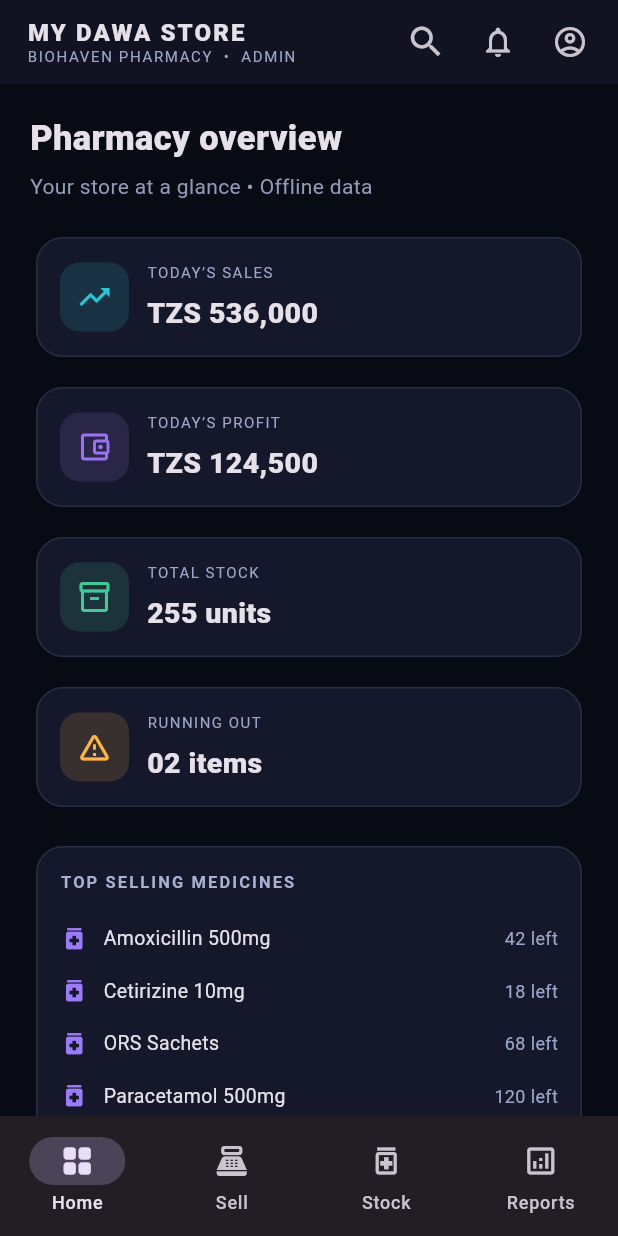
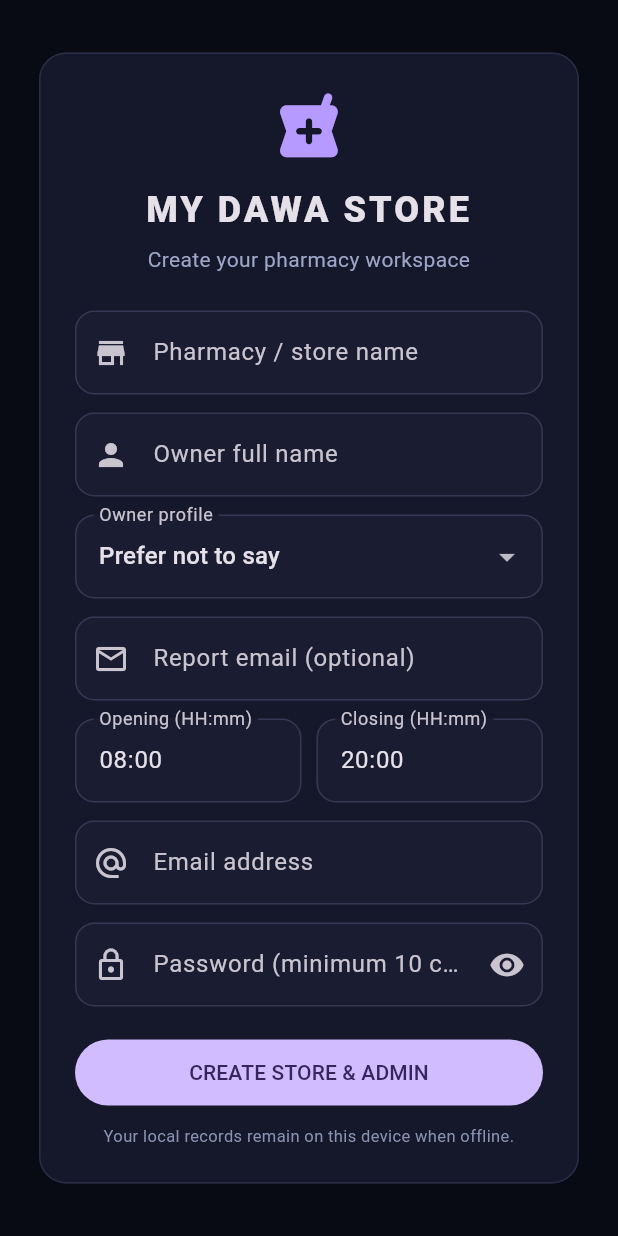
Before and after one commit to lizzone660/MY-DAWA-STORE, a Flutter app: the screen it shows after launch, on a phone screen of 412 x 824 dp. Run offline on Flutter 3.47's test engine with Material 3 defaults, Android fonts, the phone set to English and light mode, and no system bars; our stand-ins replace sqflite; missing offline and left inert: cryptography; accounts and stored records are empty.

Commit message:
Add first-run store setup and local admin worker login UI

```diff
--- a/lib/main.dart
+++ b/lib/main.dart
@@ -1,6 +1,6 @@
 import 'package:flutter/material.dart';
 import 'package:flutter_localizations/flutter_localizations.dart';
-import 'screens/store_shell.dart';
+import 'screens/auth_gate.dart';
 
 void main() async {
   WidgetsFlutterBinding.ensureInitialized();
@@ -52,7 +52,7 @@ class MyDawaStoreApp extends StatelessWidget {
         GlobalCupertinoLocalizations.delegate,
       ],
       supportedLocales: const [Locale('en'), Locale('sw')],
-      home: const StoreShell(),
+      home: const AuthGate(),
     );
   }
 }
--- /dev/null
+++ b/lib/screens/auth_gate.dart
@@ -0,0 +1,84 @@
+import 'package:flutter/material.dart';
+import '../services/auth_repository.dart';
+import 'store_shell.dart';
+
+class AuthGate extends StatefulWidget {
+  const AuthGate({super.key});
+  @override State<AuthGate> createState() => _AuthGateState();
+}
+
+class _AuthGateState extends State<AuthGate> {
+  final _auth = AuthRepository();
+  final _store = TextEditingController();
+  final _name = TextEditingController();
+  final _email = TextEditingController();
+  final _password = TextEditingController();
+  final _reportEmail = TextEditingController();
+  final _opening = TextEditingController(text: '08:00');
+  final _closing = TextEditingController(text: '20:00');
+  bool _setup = false, _loading = true, _busy = false, _obscure = true;
+  String _gender = 'unspecified';
+  String? _error;
+
+  @override void initState() { super.initState(); _check(); }
+  Future<void> _check() async {
+    try { final needed = await _auth.needsSetup(); if (mounted) setState(() { _setup = needed; _loading = false; }); }
+    catch (e) { if (mounted) setState(() { _error = e.toString(); _loading = false; }); }
+  }
+  @override void dispose() {
+    _store.dispose(); _name.dispose(); _email.dispose(); _password.dispose(); _reportEmail.dispose(); _opening.dispose(); _closing.dispose(); super.dispose();
+  }
+  Future<void> _submit() async {
+    setState(() { _busy = true; _error = null; });
+    try {
+      if (_setup) {
+        await _auth.createStore(storeName: _store.text, ownerName: _name.text, email: _email.text,
+          password: _password.text, gender: _gender, reportEmail: _reportEmail.text,
+          openingTime: _opening.text, closingTime: _closing.text);
+      }
+      final user = await _auth.signIn(_email.text, _password.text);
+      if (user == null) throw StateError('Email or password is incorrect.');
+      if (!mounted) return;
+      Navigator.of(context).pushReplacement(MaterialPageRoute(builder: (_) => StoreShell(user: user)));
+    } catch (e) { if (mounted) setState(() => _error = e.toString().replaceFirst('Bad state: ', '').replaceFirst('Invalid argument(s): ', '')); }
+    finally { if (mounted) setState(() => _busy = false); }
+  }
+  @override Widget build(BuildContext context) {
+    if (_loading) return const Scaffold(body: Center(child: CircularProgressIndicator()));
+    return Scaffold(body: Center(child: SingleChildScrollView(padding: const EdgeInsets.all(22), child: ConstrainedBox(
+      constraints: const BoxConstraints(maxWidth: 480), child: Card(child: Padding(padding: const EdgeInsets.all(24), child: Column(crossAxisAlignment: CrossAxisAlignment.stretch, children: [
+        const Icon(Icons.local_pharmacy_rounded, size: 52, color: Color(0xFFB69AFF)),
+        const SizedBox(height: 12),
+        const Text('MY DAWA STORE', textAlign: TextAlign.center, style: TextStyle(fontSize: 24, fontWeight: FontWeight.w900, letterSpacing: 2)),
+        const SizedBox(height: 6),
+        Text(_setup ? 'Create your pharmacy workspace' : 'Secure local sign in', textAlign: TextAlign.center, style: const TextStyle(color: Color(0xFF9DA6C7))),
+        const SizedBox(height: 24),
+        if (_setup) ...[
+          TextField(controller: _store, decoration: const InputDecoration(labelText: 'Pharmacy / store name', prefixIcon: Icon(Icons.store))),
+          const SizedBox(height: 12),
+          TextField(controller: _name, decoration: const InputDecoration(labelText: 'Owner full name', prefixIcon: Icon(Icons.person))),
+          const SizedBox(height: 12),
+          DropdownButtonFormField<String>(value: _gender, decoration: const InputDecoration(labelText: 'Owner profile'), items: const [
+            DropdownMenuItem(value: 'unspecified', child: Text('Prefer not to say')),
+            DropdownMenuItem(value: 'female', child: Text('Female')),
+            DropdownMenuItem(value: 'male', child: Text('Male')),
+            DropdownMenuItem(value: 'multiple', child: Text('Multiple owners')),
+          ], onChanged: (v) => setState(() => _gender = v ?? 'unspecified')),
+          const SizedBox(height: 12),
+          TextField(controller: _reportEmail, keyboardType: TextInputType.emailAddress, decoration: const InputDecoration(labelText: 'Report email (optional)', prefixIcon: Icon(Icons.email_outlined))),
+          const SizedBox(height: 12),
+          Row(children: [Expanded(child: TextField(controller: _opening, decoration: const InputDecoration(labelText: 'Opening (HH:mm)'))), const SizedBox(width: 10), Expanded(child: TextField(controller: _closing, decoration: const InputDecoration(labelText: 'Closing (HH:mm)')))]),
+          const SizedBox(height: 12),
+        ],
+        TextField(controller: _email, keyboardType: TextInputType.emailAddress, decoration: const InputDecoration(labelText: 'Email address', prefixIcon: Icon(Icons.alternate_email))),
+        const SizedBox(height: 12),
+        TextField(controller: _password, obscureText: _obscure, decoration: InputDecoration(labelText: 'Password (minimum 10 characters)', prefixIcon: const Icon(Icons.lock_outline), suffixIcon: IconButton(onPressed: () => setState(() => _obscure = !_obscure), icon: Icon(_obscure ? Icons.visibility : Icons.visibility_off)))),
+        if (_error != null) Padding(padding: const EdgeInsets.only(top: 12), child: Text(_error!, style: const TextStyle(color: Color(0xFFFF7777)))),
+        const SizedBox(height: 20),
+        FilledButton(onPressed: _busy ? null : _submit, child: Padding(padding: const EdgeInsets.all(12), child: Text(_busy ? 'PLEASE WAIT…' : _setup ? 'CREATE STORE & ADMIN' : 'SIGN IN'))),
+        const SizedBox(height: 10),
+        const Text('Your local records remain on this device when offline.', textAlign: TextAlign.center, style: TextStyle(fontSize: 11, color: Color(0xFF8992B2))),
+      ]))),
+    ))));
+  }
+}
--- a/lib/screens/store_shell.dart
+++ b/lib/screens/store_shell.dart
@@ -1,10 +1,13 @@
 import 'package:flutter/material.dart';
 import '../models/medicine.dart';
+import '../services/auth_repository.dart';
 import '../services/store_repository.dart';
 import 'sales_page.dart';
+import 'auth_gate.dart';
 
 class StoreShell extends StatefulWidget {
-  const StoreShell({super.key});
+  const StoreShell({super.key, required this.user});
+  final LocalUser user;
   @override
   State<StoreShell> createState() => _StoreShellState();
 }
@@ -12,7 +15,7 @@ class StoreShell extends StatefulWidget {
 class _StoreShellState extends State<StoreShell> {
   int _index = 0;
   final _repository = StoreRepository();
-  String _actorId = 'local-admin';
+  String get _actorId => widget.user.id;
   bool _loading = true;
 
   @override
@@ -34,7 +37,7 @@ class _StoreShellState extends State<StoreShell> {
     if (!mounted) return;
     setState(() { _medicines = rows; _loading = false; });
   }
-  bool _isAdmin = true;
+  bool get _isAdmin => widget.user.isAdmin;
   List<Medicine> _medicines = [
     const Medicine(id:'m1', name:'Paracetamol 500mg', purchasePrice:300, sellingPrice:500, quantity:120),
     const Medicine(id:'m2', name:'Amoxicillin 500mg', purchasePrice:1200, sellingPrice:1800, quantity:42),
@@ -51,16 +54,14 @@ class _StoreShellState extends State<StoreShell> {
         titleSpacing: 18,
         title: Column(crossAxisAlignment: CrossAxisAlignment.start, children: [
           const Text('MY DAWA STORE', style: TextStyle(fontWeight: FontWeight.w900, letterSpacing: 1.4, fontSize: 16)),
-          Text('BIOHAVEN PHARMACY  •  ' + (_isAdmin ? 'ADMIN' : 'WORKER'), style: const TextStyle(fontSize: 10, color: Color(0xFF9DA6C7), letterSpacing: 1.1)),
+          Text(widget.user.name + '  •  ' + (_isAdmin ? 'ADMIN' : 'WORKER'), style: const TextStyle(fontSize: 10, color: Color(0xFF9DA6C7), letterSpacing: 1.1)),
         ]),
         actions: [
           IconButton(tooltip: 'Search medicine', onPressed: () => showSearch(context: context, delegate: MedicineSearchDelegate(_medicines)), icon: const Icon(Icons.search, size: 27)),
           IconButton(tooltip: 'Notifications', onPressed: () {}, icon: const Icon(Icons.notifications_none)),
-          PopupMenuButton<String>(
-            icon: const Icon(Icons.account_circle_outlined),
-            onSelected: (v) => setState(() => _isAdmin = v == 'admin'),
-            itemBuilder: (_) => const [PopupMenuItem(value:'admin', child: Text('Admin workspace')), PopupMenuItem(value:'worker', child: Text('Worker workspace'))],
-          ),
+          IconButton(tooltip: 'Sign out', onPressed: () => Navigator.of(context).pushAndRemoveUntil(
+            MaterialPageRoute(builder: (_) => const AuthGate()), (route) => false),
+            icon: const Icon(Icons.logout_rounded)),
           const SizedBox(width: 8),
         ],
       ),
```
